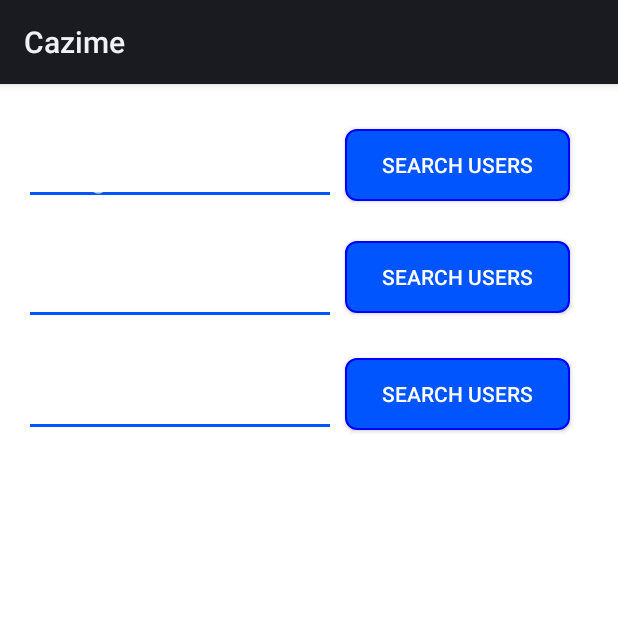
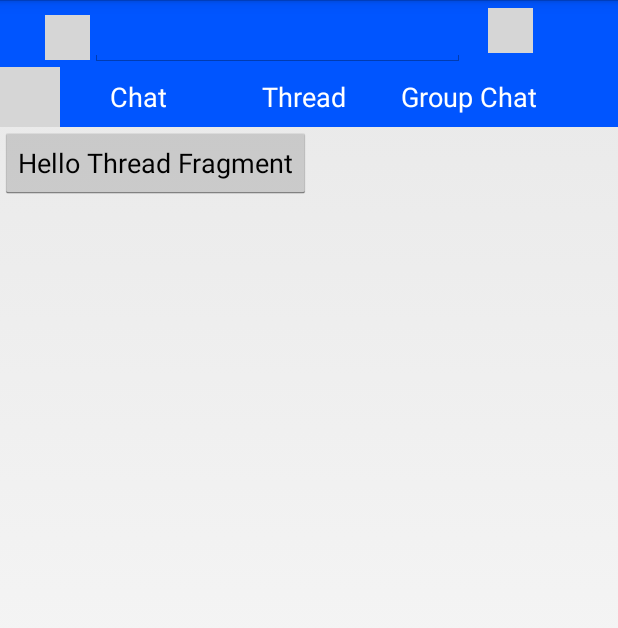
Before and after one commit to gliderabhi/SocialMedia, an Android app: the screen it shows after launch (SearchFields before the commit, ChatActivity after it), after a tap on "Log In", on a phone screen of 412 x 824 dp. Shown: the top 628 px of the screen. Run offline under Robolectric (Android 15) with nearby library versions, the phone set to English and light mode, and no system bars; our stand-ins replace Volley; libraries missing offline, so code that uses them is left out: com.facebook, com.facebook.login; 16 statements that could not run were skipped; grey boxes are pictures that could not be loaded.

```diff
--- /dev/null
+++ b/app/src/main/java/com/example/munnasharma/socialmedia/ChatActivity.java
@@ -0,0 +1,82 @@
+package com.example.munnasharma.socialmedia;
+
+import android.app.Activity;
+import android.app.Fragment;
+import android.app.FragmentManager;
+import android.app.FragmentTransaction;
+import android.os.Bundle;
+import android.support.v4.app.FragmentActivity;
+import android.view.View;
+import android.widget.Button;
+
+public class ChatActivity extends FragmentActivity {
+
+    private Button chatBtn,GroupBtn,ThreadBtn;
+
+    Fragment fr;
+    FragmentManager fm;
+    FragmentTransaction fragmentTransaction;
+    @Override
+    protected void onCreate(Bundle savedInstanceState) {
+        super.onCreate(savedInstanceState);
+        setContentView(R.layout.activity_chat);
+        final android.app.FragmentTransaction transaction = getFragmentManager().beginTransaction();
+
+        // Check that the activity is using the layout version with
+        // the fragment_container FrameLayout
+        if (findViewById(R.id.FragmentLayoutContainer) != null) {
+
+            // However, if we're being restored from a previous state,
+            // then we don't need to do anything and should return or else
+            // we could end up with overlapping fragments.
+            if (savedInstanceState != null) {
+                return;
+            }
+            else{
+                ThreadFragment myf = new ThreadFragment();
+
+               transaction.add(R.id.FragmentLayoutContainer, myf);
+                transaction.commit();
+            }
+
+        }
+        //set buttons for the diff options
+        chatBtn=(Button)findViewById(R.id.ChatButtonFragment);
+        GroupBtn=(Button)findViewById(R.id.GrouChatFragment);
+        ThreadBtn=(Button)findViewById(R.id.ThreadButtonFragment);
+
+        chatBtn.setOnClickListener(new View.OnClickListener() {
+            @Override
+            public void onClick(View v) {
+                android.app.Fragment chatFragment=new ChatFragment();
+                fm=getFragmentManager();
+                fragmentTransaction = fm.beginTransaction();
+                fragmentTransaction.replace(R.id.FragmentLayoutContainer, chatFragment);
+                fragmentTransaction.commit();
+
+            }
+        });
+
+        GroupBtn.setOnClickListener(new View.OnClickListener() {
+            @Override
+            public void onClick(View v) {
+                android.app.Fragment groupChatFragment=new GroupChatFragment();
+                fm=getFragmentManager();
+                fragmentTransaction = fm.beginTransaction();
+                fragmentTransaction.replace(R.id.FragmentLayoutContainer, groupChatFragment);
+                fragmentTransaction.commit();
+            }
+        });
+        ThreadBtn.setOnClickListener(new View.OnClickListener() {
+            @Override
+            public void onClick(View v) {
+                android.app.Fragment threadFragment=new ThreadFragment();
+                fm=getFragmentManager();
+                fragmentTransaction = fm.beginTransaction();
+                fragmentTransaction.replace(R.id.FragmentLayoutContainer, threadFragment);
+                fragmentTransaction.commit();
+
+            }
+        });
+    }
+}
--- a/app/src/main/java/com/example/munnasharma/socialmedia/Const.java
+++ b/app/src/main/java/com/example/munnasharma/socialmedia/Const.java
@@ -83,7 +83,8 @@ public class Const {
     public static final String Register_REQUEST_URL = "http://cazimegliderabhi.000webhostapp.com/MasterRegisterFile.php";
     public static final String sq="SecurityQuestion";
     public static final String sa="SecurityAnswer";
-
+    public static final String GettingSearchResults="Getting Search results please wait ";
+    public static final String Check_College_REQUEST_URL="http://cazimegliderabhi.000webhostapp.com/CollegeSearchAll.php";
 
 
 }
--- /dev/null
+++ b/app/src/main/java/com/example/munnasharma/socialmedia/ThreadFragment.java
@@ -0,0 +1,24 @@
+package com.example.munnasharma.socialmedia;
+
+import android.app.Fragment;
+import android.os.Bundle;
+import android.view.LayoutInflater;
+import android.view.View;
+import android.view.ViewGroup;
+
+/**
+ * Created by MunnaSharma on 6/27/2017.
+ */
+
+public class ThreadFragment extends Fragment {
+
+        @Override
+        public View onCreateView(LayoutInflater inflater, ViewGroup container,
+                                 Bundle savedInstanceState) {
+
+            View v= inflater.inflate(R.layout.thread_fragment,container,false);
+            return v;
+
+        }
+
+}
--- /dev/null
+++ b/app/src/main/res/layout/activity_chat.xml
@@ -0,0 +1,88 @@
+<?xml version="1.0" encoding="utf-8"?>
+<RelativeLayout
+    xmlns:android="http://schemas.android.com/apk/res/android"
+    xmlns:tools="http://schemas.android.com/tools"
+    android:layout_width="match_parent"
+    android:layout_height="match_parent"
+    tools:context="com.example.munnasharma.socialmedia.ChatActivity">
+
+  <LinearLayout
+      android:layout_width="match_parent"
+      android:background="#05f"
+      android:layout_height="wrap_content"
+      android:orientation="horizontal"
+      android:id="@+id/SearchLogolay"
+      android:layout_marginTop="0dp">
+    <ImageView
+        android:layout_width="30dp"
+        android:layout_height="30dp"
+        android:src="@drawable/icon_search"
+        android:layout_marginLeft="30dp"
+        android:layout_marginTop="10dp"
+        android:id="@+id/SearchLogo"
+        />
+    <EditText
+        android:layout_width="250dp"
+        android:id="@+id/SearchBox"
+        android:layout_height="wrap_content"
+        android:layout_toRightOf="@+id/SearchLogo"
+        android:layout_marginTop="5dp"/>
+      <ImageView
+          android:layout_width="30dp"
+          android:layout_height="30dp"
+          android:layout_marginTop="5dp"
+          android:layout_marginLeft="15dp"
+          android:id="@+id/SettingsButton"
+         android:src="@drawable/menu"
+          />
+
+  </LinearLayout>
+    <LinearLayout
+        android:layout_width="match_parent"
+        android:layout_height="wrap_content"
+        android:layout_below="@+id/SearchLogolay"
+        android:orientation="horizontal"
+        android:layout_marginTop="0dp"
+        android:id="@+id/ChatRoomsLay"
+        android:background="#05f"
+        >
+    <ImageView
+        android:layout_width="40dp"
+        android:src="@drawable/camera"
+        android:layout_height="40dp"
+        android:id="@+id/CameraButton"
+        />
+   <Button
+       android:layout_width="110dp"
+       android:layout_height="40dp"
+       android:background="#05f"
+       android:textColor="#fff"
+       android:id="@+id/ChatButtonFragment"
+       android:layout_toRightOf="@+id/CameraButton"
+       android:layout_below="@+id/SearchLogo"
+       android:text="Chat "/>
+    <Button
+        android:layout_width="110dp"
+        android:layout_height="40dp"
+        android:background="#05f"
+        android:textColor="#fff"
+        android:id="@+id/ThreadButtonFragment"
+        android:layout_toRightOf="@+id/ChatButtonFragment"
+        android:layout_below="@+id/SearchLogo"
+        android:text="Thread "/>
+    <Button
+        android:layout_width="110dp"
+        android:layout_height="40dp"
+        android:background="#05f"
+        android:textColor="#fff"
+        android:id="@+id/GrouChatFragment"
+        android:layout_toRightOf="@+id/ThreadButtonFragment"
+        android:layout_below="@+id/SearchLogo"
+        android:text="Group Chat "/>
+    </LinearLayout>
+    <FrameLayout
+        android:layout_width="match_parent"
+        android:layout_height="match_parent"
+        android:layout_below="@+id/ChatRoomsLay"
+        android:id="@+id/FragmentLayoutContainer"></FrameLayout>
+</RelativeLayout>
--- a/app/src/main/res/layout/activity_search_fields.xml
+++ b/app/src/main/res/layout/activity_search_fields.xml
@@ -7,10 +7,11 @@
     tools:context="com.example.munnasharma.socialmedia.SearchFields">
 
     <EditText
-        android:layout_width="200dp"
+        android:layout_width="170dp"
         android:layout_height="wrap_content"
         android:background="@drawable/edit_text_custom"
         android:hint="College Name"
+        android:textColor="#000"
         android:id="@+id/CollegeSearch"
         android:layout_marginTop="50dp"
         android:layout_marginLeft="20dp"
@@ -28,7 +29,7 @@
         />
 
     <Spinner
-        android:layout_width="200dp"
+        android:layout_width="170dp"
         android:layout_height="30dp"
         android:background="@drawable/edit_text_custom"
         android:id="@+id/YearSearch"
@@ -50,10 +51,11 @@
         />
 
     <EditText
-        android:layout_width="200dp"
+        android:layout_width="170dp"
         android:layout_height="wrap_content"
         android:background="@drawable/edit_text_custom"
         android:hint="Name"
+        android:textColor="#000"
         android:id="@+id/NameSearch"
         android:layout_below="@+id/YearSearch"
         android:layout_marginTop="50dp"
--- /dev/null
+++ b/app/src/main/res/layout/thread_fragment.xml
@@ -0,0 +1,9 @@
+<?xml version="1.0" encoding="utf-8"?>
+<RelativeLayout xmlns:android="http://schemas.android.com/apk/res/android"
+    android:layout_width="match_parent" android:layout_height="match_parent">
+
+    <Button
+        android:layout_width="wrap_content"
+        android:layout_height="wrap_content"
+        android:text="Hello Thread Fragment"/>
+</RelativeLayout>
```
Also changed, not shown: app/src/main/AndroidManifest.xml (+26 -24 lines), app/src/main/java/com/example/munnasharma/socialmedia/ChatFragment.java (added, +23 -0 lines), app/src/main/java/com/example/munnasharma/socialmedia/CollegeSearchRequest.java (added, +26 -0 lines), app/src/main/java/com/example/munnasharma/socialmedia/CustomAdaptor.java (+14 -10 lines), app/src/main/java/com/example/munnasharma/socialmedia/GroupChatFragment.java (added, +23 -0 lines), app/src/main/java/com/example/munnasharma/socialmedia/ListOfResults.java (+12 -7 lines), app/src/main/java/com/example/munnasharma/socialmedia/MainActivity.java (+26 -24 lines), app/src/main/java/com/example/munnasharma/socialmedia/SearchFields.java (+136 -2 lines), app/src/main/res/layout/chat_fragment.xml (added, +10 -0 lines), app/src/main/res/layout/group_chat_fragment.xml (added, +10 -0 lines), app/src/main/res/layout/list_row.xml (+13 -1 lines).
